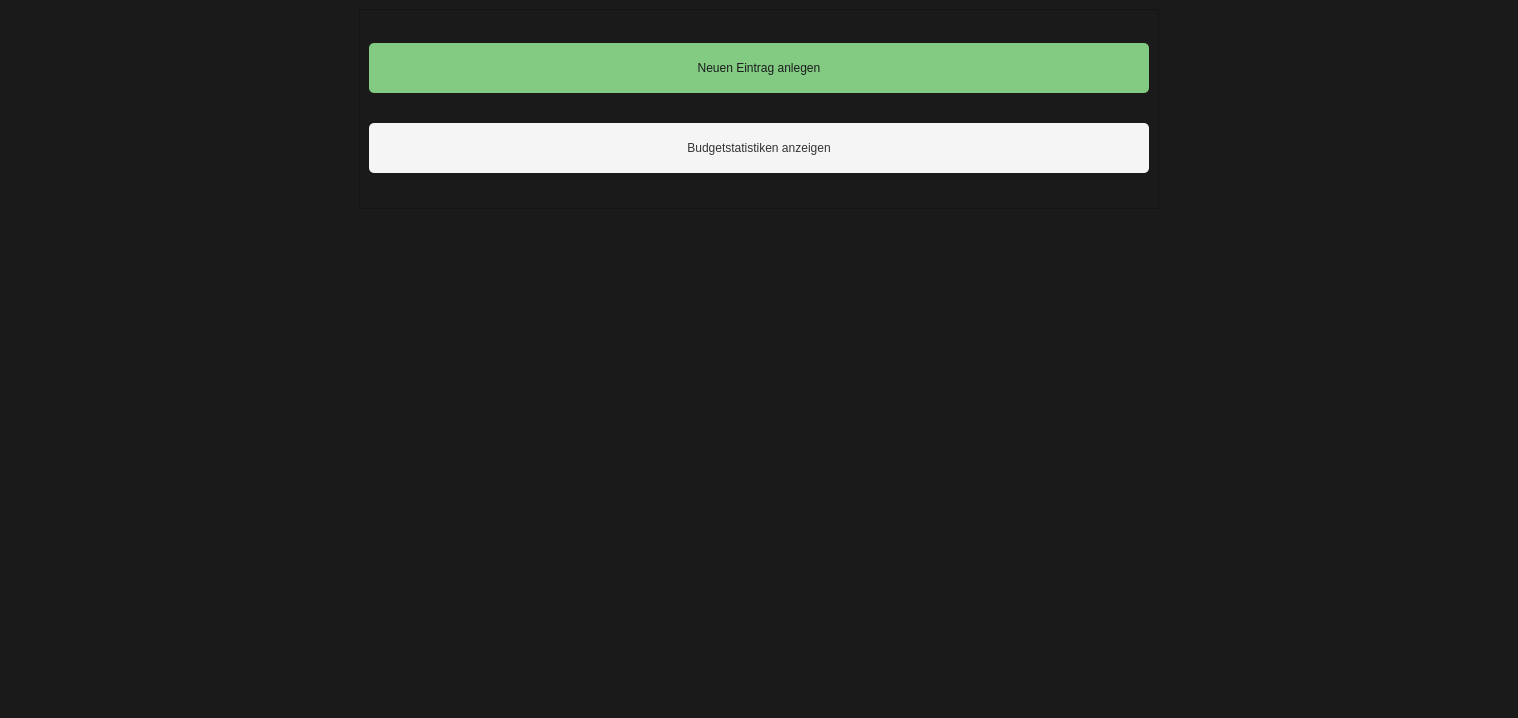
Old version of the form ui/mainWindow/mainwindow.ui in the repository MopedG/FinanceAnalytics.
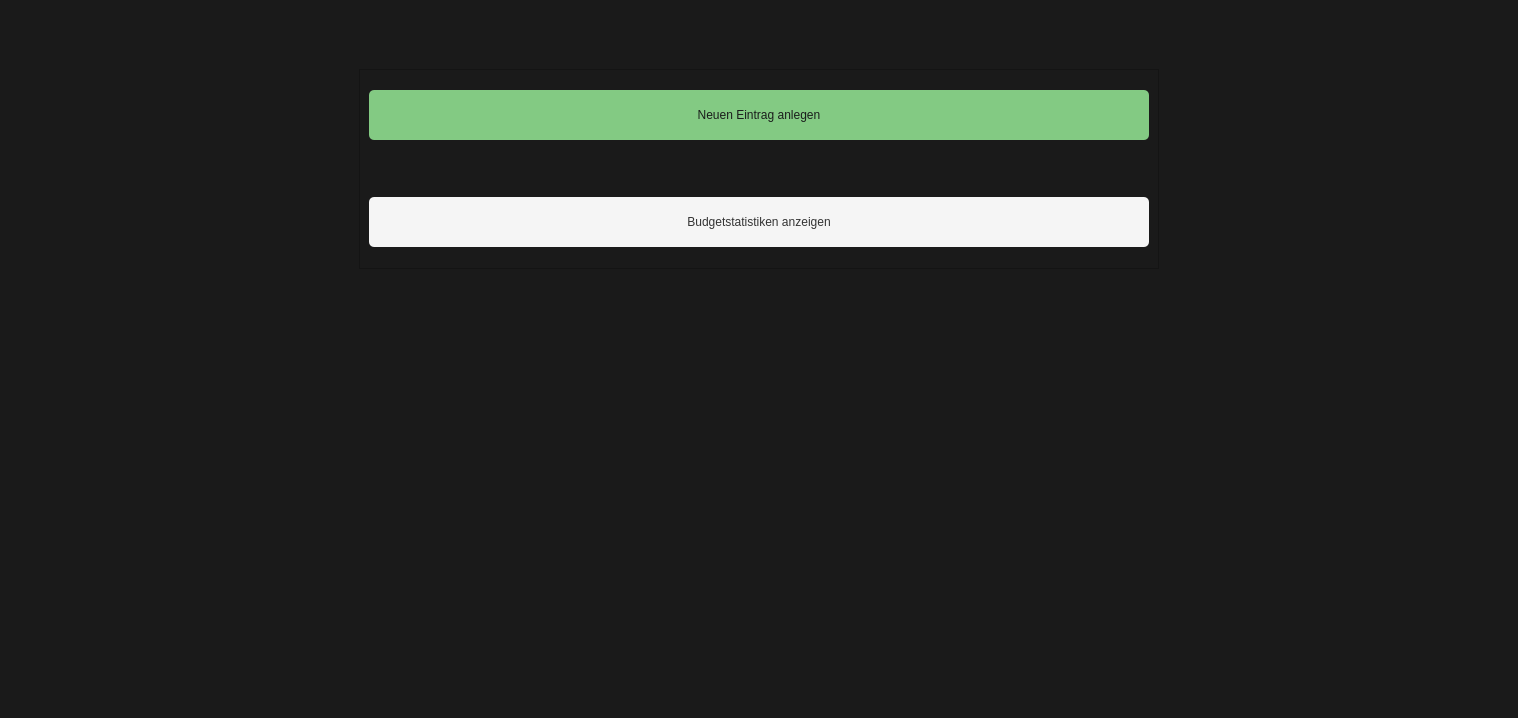
New version of the form.

What changed in the file:
```diff
--- a/ui/mainWindow/mainwindow.ui
+++ b/ui/mainWindow/mainwindow.ui
@@ -61,6 +61,22 @@
         </size>
        </property>
        <layout class="QVBoxLayout" name="verticalLayout_2">
+        <item>
+         <spacer name="verticalSpacer">
+          <property name="orientation">
+           <enum>Qt::Vertical</enum>
+          </property>
+          <property name="sizeType">
+           <enum>QSizePolicy::Maximum</enum>
+          </property>
+          <property name="sizeHint" stdset="0">
+           <size>
+            <width>20</width>
+            <height>60</height>
+           </size>
+          </property>
+         </spacer>
+        </item>
         <item alignment="Qt::AlignHCenter|Qt::AlignTop">
          <widget class="QFrame" name="frame">
           <property name="sizePolicy">
@@ -118,6 +134,22 @@
              </property>
             </widget>
            </item>
+           <item>
+            <spacer name="verticalSpacer_3">
+             <property name="orientation">
+              <enum>Qt::Vertical</enum>
+             </property>
+             <property name="sizeType">
+              <enum>QSizePolicy::Maximum</enum>
+             </property>
+             <property name="sizeHint" stdset="0">
+              <size>
+               <width>20</width>
+               <height>40</height>
+              </size>
+             </property>
+            </spacer>
+           </item>
            <item>
             <widget class="QPushButton" name="showStatisticsButton">
              <property name="minimumSize">
@@ -152,6 +184,22 @@
           </layout>
          </widget>
         </item>
+        <item>
+         <spacer name="verticalSpacer_2">
+          <property name="orientation">
+           <enum>Qt::Vertical</enum>
+          </property>
+          <property name="sizeType">
+           <enum>QSizePolicy::Preferred</enum>
+          </property>
+          <property name="sizeHint" stdset="0">
+           <size>
+            <width>20</width>
+            <height>200</height>
+           </size>
+          </property>
+         </spacer>
+        </item>
        </layout>
       </widget>
      </widget>
```
